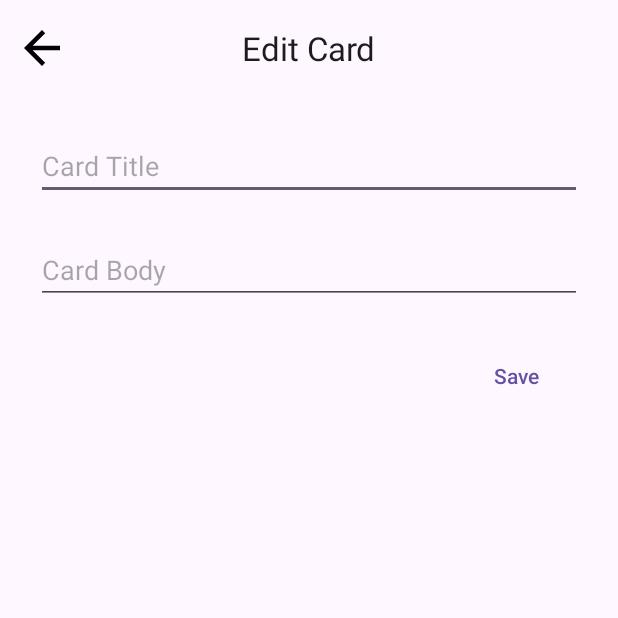
After one commit to ZiqiZhouPhD/Flash-Card, an Android app built with Jetpack Compose: the CardEditActivity screen opened directly, with no data from a screen before it, on a phone screen of 412 x 824 dp, the top half of it. The commit adds this screen. Run offline under Robolectric (Android 15) with nearby library versions, the phone set to English and light mode, and no system bars; our stand-ins replace Dagger/Hilt's generated code, Room's generated code.

Commit message:
update edit card behavior

```diff
--- a/app/src/main/AndroidManifest.xml
+++ b/app/src/main/AndroidManifest.xml
@@ -14,6 +14,10 @@
         android:supportsRtl="true"
         android:theme="@style/Theme.FlashCard"
         tools:targetApi="31">
+        <activity
+            android:name=".card_edit.presentation.CardEditActivity"
+            android:exported="false"
+            android:parentActivityName=".card_delete.presentation.DeleteActivity"/>
         <activity
             android:name=".import_export.presentation.ImportExportActivity"
             android:exported="false"
--- a/app/src/main/java/com/ziqiphyzhou/flashcard/card_database/data/repository/CardRepository.kt
+++ b/app/src/main/java/com/ziqiphyzhou/flashcard/card_database/data/repository/CardRepository.kt
@@ -24,5 +24,6 @@ interface CardRepository {
     suspend fun deleteCollection(coll: String): Boolean
     suspend fun isCollectionExist(coll: String?): Boolean
     suspend fun addCollection(coll: String): Boolean
+    suspend fun editCard(id: String, coll: String, title: String, body: String): Boolean
 
 }
--- a/app/src/main/java/com/ziqiphyzhou/flashcard/card_delete/presentation/DeleteAdapter.kt
+++ b/app/src/main/java/com/ziqiphyzhou/flashcard/card_delete/presentation/DeleteAdapter.kt
@@ -16,7 +16,8 @@ import kotlinx.coroutines.launch
 import kotlin.reflect.KFunction1
 
 class DeleteAdapter(
-    val onDeleteClicked: (DeleteCardViewState) -> Unit
+    val onDeleteClicked: (DeleteCardViewState) -> Unit,
+    val onEditClicked: (DeleteCardViewState) -> Unit
 ) : RecyclerView.Adapter<DeleteAdapter.ViewHolder>() {
 
     private var data: List<DeleteCardViewState> = listOf()
@@ -48,6 +49,9 @@ class DeleteAdapter(
             bind.buttonDeleteCardItem.setOnClickListener {
                 onDeleteClicked(deleteCardViewState)
             }
+            bind.buttonEditCardItem.setOnClickListener {
+                onEditClicked(deleteCardViewState)
+            }
 
         }
 
--- /dev/null
+++ b/app/src/main/java/com/ziqiphyzhou/flashcard/card_edit/presentation/CardEditActivity.kt
@@ -0,0 +1,76 @@
+package com.ziqiphyzhou.flashcard.card_edit.presentation
+
+import android.os.Bundle
+import android.view.inputmethod.InputMethodManager
+import androidx.activity.enableEdgeToEdge
+import androidx.activity.viewModels
+import androidx.appcompat.app.AppCompatActivity
+import androidx.core.view.ViewCompat
+import androidx.core.view.WindowInsetsCompat
+import com.google.android.material.snackbar.Snackbar
+import com.ziqiphyzhou.flashcard.R
+import com.ziqiphyzhou.flashcard.card_add.presentation.AddViewModel
+import com.ziqiphyzhou.flashcard.databinding.ActivityAddBinding
+import com.ziqiphyzhou.flashcard.databinding.ActivityCardEditBinding
+import dagger.hilt.android.AndroidEntryPoint
+import kotlinx.coroutines.CoroutineScope
+import kotlinx.coroutines.Dispatchers
+import kotlinx.coroutines.launch
+
+@AndroidEntryPoint
+class CardEditActivity : AppCompatActivity() {
+
+    private lateinit var binding: ActivityCardEditBinding
+    private val viewModel: CardEditViewModel by viewModels()
+
+    override fun onCreate(savedInstanceState: Bundle?) {
+        super.onCreate(savedInstanceState)
+        enableEdgeToEdge()
+        binding = ActivityCardEditBinding.inflate(layoutInflater)
+        setContentView(binding.root)
+        ViewCompat.setOnApplyWindowInsetsListener(binding.root) { v, insets ->
+            val systemBars = insets.getInsets(WindowInsetsCompat.Type.systemBars())
+            v.setPadding(systemBars.left, systemBars.top, systemBars.right, systemBars.bottom)
+            insets
+        }
+
+        binding.editTextEditTitle.setText(intent.getStringExtra("title"))
+        binding.editTextEditBody.setText(intent.getStringExtra("body"))
+
+        binding.buttonSave.setOnClickListener {
+
+            val titleText = binding.editTextEditTitle.text.toString()
+            val bodyText = binding.editTextEditBody.text.toString()
+
+            val cardId = intent.getStringExtra("id")
+            CoroutineScope(Dispatchers.Main).launch {
+                if (cardId != null) {
+                    viewModel.edit(cardId, titleText, bodyText)
+                } else {
+                    Snackbar.make(binding.root, "Edit failed. ", Snackbar.LENGTH_LONG).show()
+                }
+            }
+
+            binding.editTextEditTitle.text.clear()
+            binding.editTextEditBody.text.clear()
+
+            binding.buttonSave.isEnabled = false
+
+            currentFocus?.clearFocus()
+            val inputMethodManager = getSystemService(INPUT_METHOD_SERVICE) as InputMethodManager
+            inputMethodManager.hideSoftInputFromWindow(binding.root.windowToken, 0)
+
+        }
+
+        viewModel.message.observe(this) { event ->
+            event.getContentIfNotHandled()?.let {
+                Snackbar.make(binding.root, it, Snackbar.LENGTH_LONG).show()
+            }
+        }
+
+        binding.topBarCardEdit.setNavigationOnClickListener {
+            this@CardEditActivity.onBackPressedDispatcher.onBackPressed()
+        }
+
+    }
+}
--- /dev/null
+++ b/app/src/main/java/com/ziqiphyzhou/flashcard/card_edit/presentation/CardEditViewModel.kt
@@ -0,0 +1,27 @@
+package com.ziqiphyzhou.flashcard.card_edit.presentation
+
+import androidx.lifecycle.LiveData
+import androidx.lifecycle.MutableLiveData
+import androidx.lifecycle.ViewModel
+import androidx.lifecycle.viewModelScope
+import com.ziqiphyzhou.flashcard.card_edit.business.CardEditor
+import com.ziqiphyzhou.flashcard.shared.presentation.view_model.Event
+import dagger.hilt.android.lifecycle.HiltViewModel
+import kotlinx.coroutines.launch
+import javax.inject.Inject
+
+@HiltViewModel
+class CardEditViewModel @Inject constructor(private val cardEditor: CardEditor) : ViewModel() {
+
+    private val _message = MutableLiveData<Event<String>>()
+    val message: LiveData<Event<String>>
+        get() = _message
+
+    fun edit(id: String, title: String, body: String) {
+        viewModelScope.launch {
+            val saveTitle = title.takeIf { it != "" } ?: "null"
+            if (cardEditor.editCard(id, saveTitle, body)) _message.value = Event("Changes in \"${saveTitle}\" saved. ")
+            else _message.value = Event("Edit failed. ")
+        }
+    }
+}
--- /dev/null
+++ b/app/src/main/res/layout/activity_card_edit.xml
@@ -0,0 +1,57 @@
+<?xml version="1.0" encoding="utf-8"?>
+<androidx.constraintlayout.widget.ConstraintLayout xmlns:android="http://schemas.android.com/apk/res/android"
+    xmlns:app="http://schemas.android.com/apk/res-auto"
+    xmlns:tools="http://schemas.android.com/tools"
+    android:layout_width="match_parent"
+    android:layout_height="match_parent"
+    android:id="@+id/view_card_edit">
+
+    <com.google.android.material.appbar.AppBarLayout
+        android:layout_width="match_parent"
+        android:layout_height="wrap_content"
+        app:layout_constraintTop_toTopOf="parent"
+        android:id="@+id/top_bar_layout_card_edit"
+        >
+
+        <com.google.android.material.appbar.MaterialToolbar
+            android:id="@+id/top_bar_card_edit"
+            android:layout_width="match_parent"
+            android:layout_height="wrap_content"
+            android:minHeight="?attr/actionBarSize"
+            app:title="Edit Card"
+            app:titleCentered="true"
+            app:navigationIcon="@drawable/ic_back_arrow" />
+
+    </com.google.android.material.appbar.AppBarLayout>
+
+    <EditText
+        android:layout_margin="24dp"
+        android:id="@+id/edit_text_edit_title"
+        android:layout_width="match_parent"
+        android:layout_height="wrap_content"
+        android:hint="Card Title"
+        android:importantForAutofill="no"
+        android:inputType="text"
+        app:layout_constraintTop_toBottomOf="@id/top_bar_layout_card_edit" />
+
+    <EditText
+        android:layout_margin="24dp"
+        android:id="@+id/edit_text_edit_body"
+        android:layout_width="match_parent"
+        android:layout_height="wrap_content"
+        android:hint="Card Body"
+        android:importantForAutofill="no"
+        android:inputType="text"
+        app:layout_constraintTop_toBottomOf="@id/edit_text_edit_title" />
+
+    <com.google.android.material.button.MaterialButton
+        android:id="@+id/button_save"
+        android:layout_margin="24dp"
+        style="@style/Widget.Material3.Button.TextButton"
+        android:layout_width="wrap_content"
+        android:layout_height="wrap_content"
+        android:text="@string/button_save"
+        app:layout_constraintEnd_toEndOf="parent"
+        app:layout_constraintTop_toBottomOf="@id/edit_text_edit_body" />
+
+</androidx.constraintlayout.widget.ConstraintLayout>
--- a/app/src/main/res/values/strings.xml
+++ b/app/src/main/res/values/strings.xml
@@ -1,6 +1,6 @@
 <resources>
     <string name="app_name">Flash Card</string>
-<!--    <string name="menu_item_add">Add card</string>-->
+    <!--    <string name="menu_item_add">Add card</string>-->
     <string name="menu_item_delete">Edit card</string>
     <string name="menu_item_import">Import deck</string>
     <string name="menu_item_export">Export deck</string>
```
Also changed, not shown: app/src/main/java/com/ziqiphyzhou/flashcard/card_database/data/repository/database/CardRepositoryDatabase.kt (+10 -0 lines), app/src/main/java/com/ziqiphyzhou/flashcard/card_delete/presentation/DeleteActivity.kt (+14 -0 lines), app/src/main/java/com/ziqiphyzhou/flashcard/card_delete/presentation/DeleteFragment.kt (+7 -1 lines), app/src/main/java/com/ziqiphyzhou/flashcard/card_edit/business/CardEditor.kt (+7 -0 lines), app/src/main/res/layout/item_delete.xml (+11 -1 lines), 1 other file.
